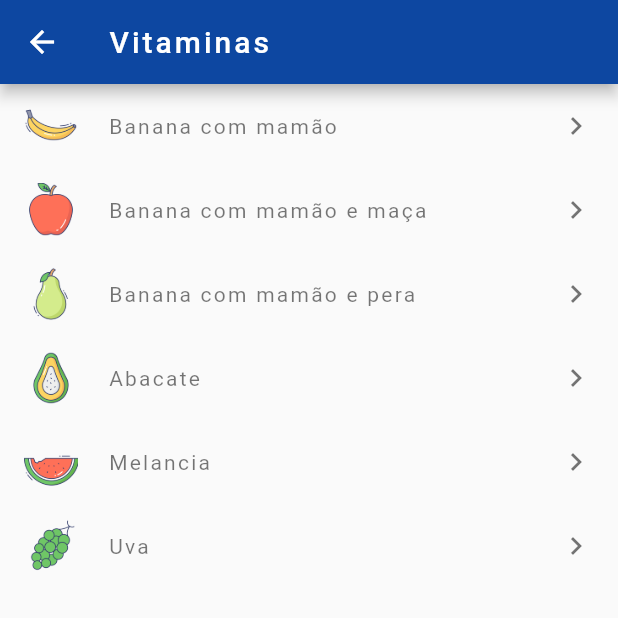
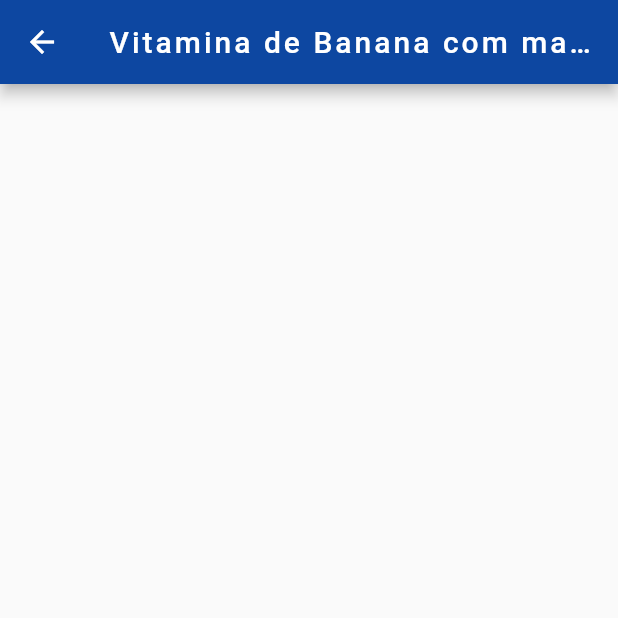
Before and after one commit to thalesbm/flutter_vitaminas, a Flutter app: the SearchPage screen opened directly, after a tap on "Banana com mamão", on a phone screen of 412 x 824 dp, the top half of it. Run offline on Flutter 3.47's test engine with Material 2 defaults, Android fonts, the phone set to English and light mode, and no system bars; our stand-ins replace google_fonts, hexcolor; Roboto replaces fonts that are missing (Ubuntu).

Commit message:
organizado layout

```diff
--- /dev/null
+++ b/lib/feature/detail/view/details_page.dart
@@ -0,0 +1,18 @@
+import 'package:flutter/material.dart';
+import 'package:vitamin_of_the_day/common/view/toolbar.dart';
+import 'package:vitamin_of_the_day/feature/search/model/vitamin_model.dart';
+
+class DetailsPage extends StatelessWidget {
+  @override
+  Widget build(BuildContext context) {
+    return Scaffold(appBar: CustomToolbar("Vitamina de " + _model.title), body: _setBody(context));
+  }
+
+  final VitaminModel _model;
+
+  DetailsPage(this._model);
+
+  Container _setBody(BuildContext context) {
+    return Container();
+  }
+}
--- a/lib/feature/search/view/item_view.dart
+++ b/lib/feature/search/view/item_view.dart
@@ -15,7 +15,7 @@ class ItemView extends StatelessWidget {
       leading: _getLeadingIcon(),
       trailing: _getTrailingIcon(),
       onTap: () {
-        _pressedItem(context);
+        _pressedItem(context, _model);
       },
     );
   }
--- a/lib/feature/search/view/search_page.dart
+++ b/lib/feature/search/view/search_page.dart
@@ -1,5 +1,6 @@
 import 'package:flutter/material.dart';
 import 'package:vitamin_of_the_day/common/view/toolbar.dart';
+import 'package:vitamin_of_the_day/feature/detail/view/details_page.dart';
 import 'package:vitamin_of_the_day/feature/search/model/vitamin_model.dart';
 import 'package:vitamin_of_the_day/feature/search/view/item_view.dart';
 
@@ -9,7 +10,7 @@ class SearchPage extends StatelessWidget {
     return Scaffold(appBar: CustomToolbar("Vitaminas"), body: _setBody(context));
   }
 
-  List<VitaminModel> model = [
+  List<VitaminModel> _model = [
     VitaminModel("Banana com mamão", "005-banana"),
     VitaminModel("Banana com mamão e maça", "015-apple"),
     VitaminModel("Banana com mamão e pera", "014-pear"),
@@ -18,15 +19,42 @@ class SearchPage extends StatelessWidget {
     VitaminModel("Uva", "017-grapes"),
   ];
 
-  ListView _setBody(BuildContext context) {
+  Column _setBody(BuildContext context) {
+    return Column(
+      children: [
+        _getTextField(),
+        Expanded(child: _getListView()),
+      ],
+    );
+  }
+
+  Padding _getTextField() {
+    return Padding(
+      padding: EdgeInsets.symmetric(horizontal: 16, vertical: 16),
+      child: TextField(
+        decoration: InputDecoration(
+          border: OutlineInputBorder(
+            borderRadius: BorderRadius.all(Radius.circular(10)),
+          ),
+          suffixIcon: Icon(Icons.search),
+          hintText: 'Digite uma vitamina',
+        ),
+      ),
+    );
+  }
+
+  ListView _getListView() {
     return ListView.builder(
-      itemCount: model.length,
+      itemCount: _model.length,
       itemBuilder: (context, index) {
-        return ItemView(model[index], pressedItem);
+        return ItemView(_model[index], pressedItem);
       },
     );
   }
 
-  void pressedItem(BuildContext context) {
+  void pressedItem(BuildContext context, VitaminModel model) {
+    Navigator.of(context).push(MaterialPageRoute(builder: (_) {
+      return DetailsPage(model);
+    }));
   }
 }
```
